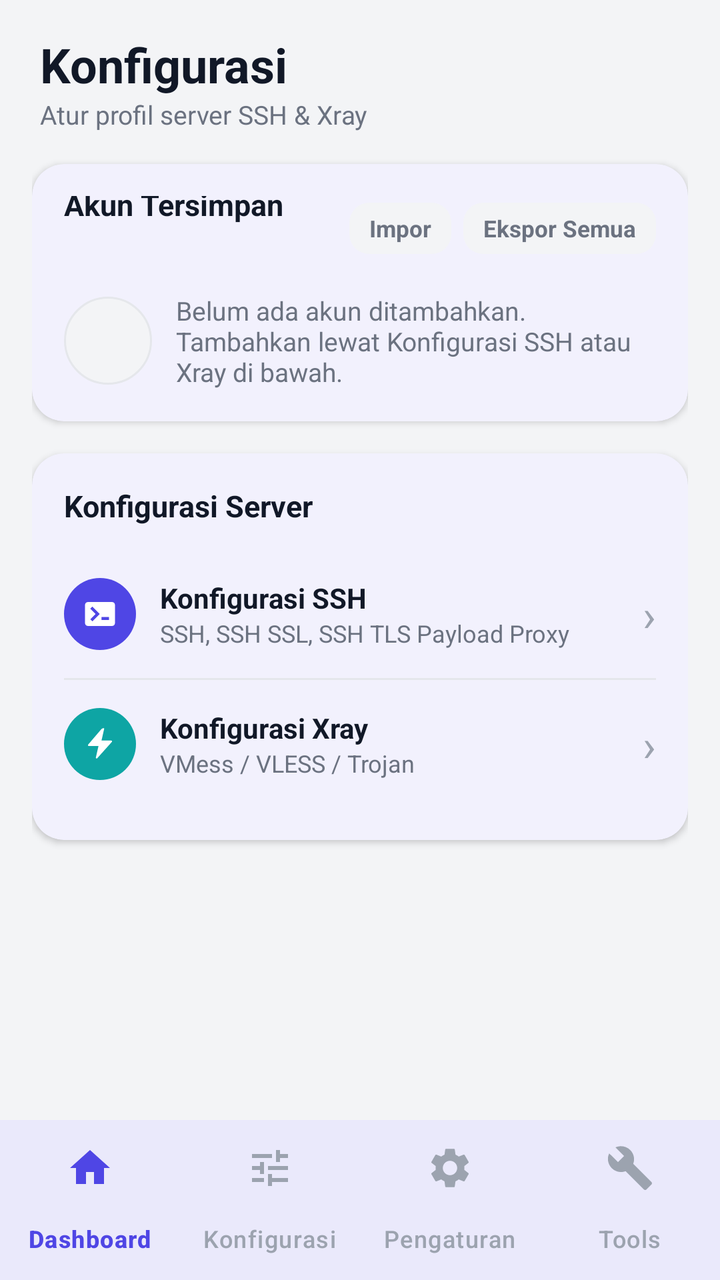
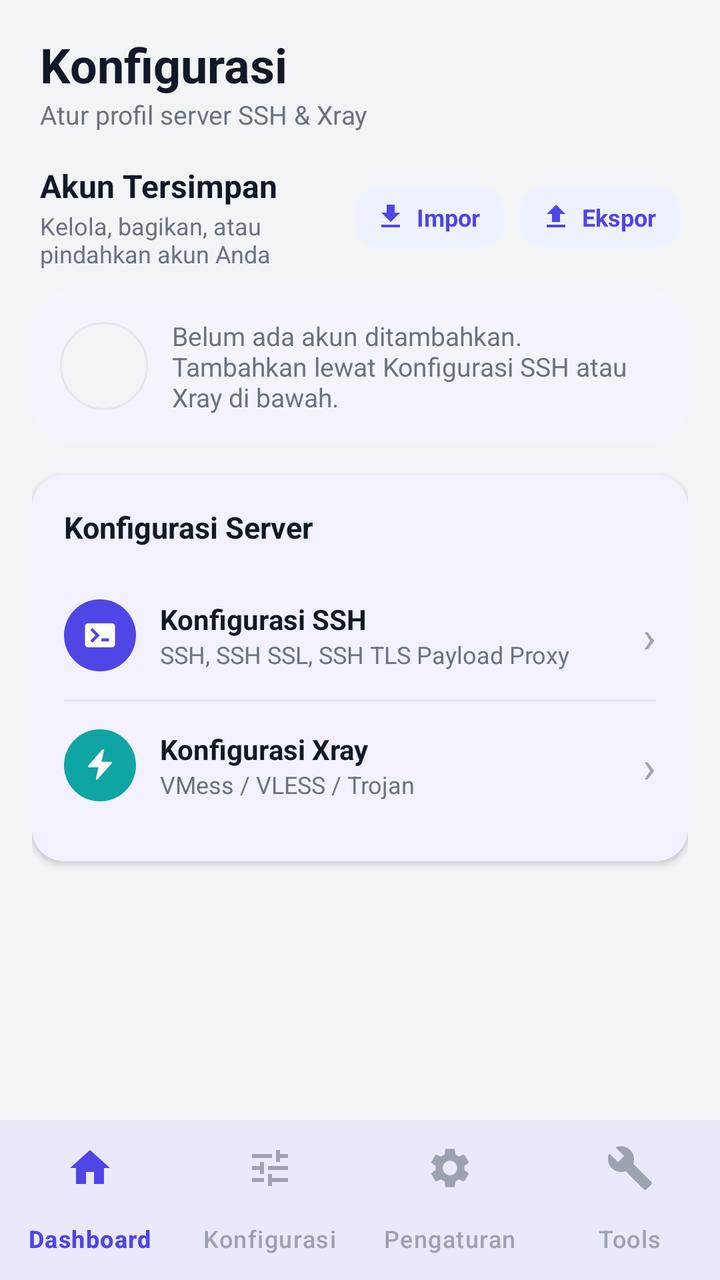

Before-and-after screenshots of an Android layout around one commit, followed by the original layout XML and the change that was made.
<!-- AndroidManifest.xml: application theme Theme.TunnelApp -->
<!-- res/layout/activity_config.xml -->
<?xml version="1.0" encoding="utf-8"?>
<LinearLayout xmlns:android="http://schemas.android.com/apk/res/android"
    xmlns:app="http://schemas.android.com/apk/res-auto"
    android:layout_width="match_parent"
    android:layout_height="match_parent"
    android:orientation="vertical"
    android:background="@color/app_background">

    <ScrollView
        android:layout_width="match_parent"
        android:layout_height="0dp"
        android:layout_weight="1"
        android:fillViewport="true">

        <LinearLayout
            android:layout_width="match_parent"
            android:layout_height="wrap_content"
            android:orientation="vertical"
            android:padding="16dp">

            
            <LinearLayout
                android:layout_width="match_parent"
                android:layout_height="wrap_content"
                android:orientation="vertical"
                android:paddingStart="4dp"
                android:paddingEnd="4dp"
                android:layout_marginBottom="16dp">

                <TextView
                    android:layout_width="wrap_content"
                    android:layout_height="wrap_content"
                    android:text="Konfigurasi"
                    android:textColor="@color/text_primary"
                    android:textSize="24sp"
                    android:textStyle="bold" />

                <TextView
                    android:layout_width="wrap_content"
                    android:layout_height="wrap_content"
                    android:text="Atur profil server SSH &amp; Xray"
                    android:textColor="@color/text_secondary"
                    android:textSize="13sp" />
            </LinearLayout>

            
            <com.google.android.material.card.MaterialCardView
                style="@style/Card.Section"
                android:layout_width="match_parent"
                android:layout_height="wrap_content"
                android:layout_marginBottom="16dp">

                <LinearLayout
                    android:layout_width="match_parent"
                    android:layout_height="wrap_content"
                    android:orientation="vertical">

                    <LinearLayout
                        android:layout_width="match_parent"
                        android:layout_height="wrap_content"
                        android:orientation="horizontal"
                        android:gravity="center_vertical"
                        android:layout_marginBottom="4dp">

                        <TextView
                            style="@style/SectionTitleText"
                            android:layout_width="0dp"
                            android:layout_height="wrap_content"
                            android:layout_weight="1"
                            android:text="Akun Tersimpan" />

                        
                        <TextView
                            android:id="@+id/btnImportConfig"
                            android:layout_width="wrap_content"
                            android:layout_height="wrap_content"
                            android:background="@drawable/bg_btn_neutral_outline"
                            android:paddingStart="10dp"
                            android:paddingEnd="10dp"
                            android:paddingTop="5dp"
                            android:paddingBottom="5dp"
                            android:layout_marginEnd="6dp"
                            android:text="Impor"
                            android:textColor="@color/text_secondary"
                            android:textStyle="bold"
                            android:textSize="11.5sp"
                            android:clickable="true"
                            android:focusable="true" />

                        <TextView
                            android:id="@+id/btnExportAllConfig"
                            android:layout_width="wrap_content"
                            android:layout_height="wrap_content"
                            android:background="@drawable/bg_btn_neutral_outline"
                            android:paddingStart="10dp"
                            android:paddingEnd="10dp"
                            android:paddingTop="5dp"
                            android:paddingBottom="5dp"
                            android:text="Ekspor Semua"
                            android:textColor="@color/text_secondary"
                            android:textStyle="bold"
                            android:textSize="11.5sp"
                            android:clickable="true"
                            android:focusable="true" />
                    </LinearLayout>

                    <LinearLayout
                        android:id="@+id/llAccountsContainer"
                        android:layout_width="match_parent"
                        android:layout_height="wrap_content"
                        android:orientation="vertical" />

                    
                    <LinearLayout
                        android:id="@+id/llAccountEmpty"
                        android:layout_width="match_parent"
                        android:layout_height="wrap_content"
                        android:orientation="horizontal"
                        android:gravity="center_vertical"
                        android:paddingTop="12dp">

                        <View
                            android:layout_width="44dp"
                            android:layout_height="44dp"
                            android:layout_marginEnd="12dp"
                            android:background="@drawable/bg_avatar_empty" />

                        <TextView
                            android:layout_width="0dp"
                            android:layout_height="wrap_content"
                            android:layout_weight="1"
                            android:text="Belum ada akun ditambahkan. Tambahkan lewat Konfigurasi SSH atau Xray di bawah."
                            android:textColor="@color/text_secondary"
                            android:textSize="13sp" />
                    </LinearLayout>
                </LinearLayout>
            </com.google.android.material.card.MaterialCardView>

            
            <com.google.android.material.card.MaterialCardView
                style="@style/Card.Section"
                android:layout_width="match_parent"
                android:layout_height="wrap_content"
                android:layout_marginBottom="16dp">

                <LinearLayout
                    android:layout_width="match_parent"
                    android:layout_height="wrap_content"
                    android:orientation="vertical">

                    <TextView
                        style="@style/SectionTitleText"
                        android:layout_width="wrap_content"
                        android:layout_height="wrap_content"
                        android:text="Konfigurasi Server" />

                    <LinearLayout
                        android:id="@+id/rowConfigSsh"
                        android:layout_width="match_parent"
                        android:layout_height="wrap_content"
                        android:orientation="horizontal"
                        android:gravity="center_vertical"
                        android:paddingTop="14dp"
                        android:paddingBottom="14dp"
                        android:clickable="true"
                        android:focusable="true"
                        android:background="?attr/selectableItemBackground">

                        <FrameLayout
                            android:layout_width="36dp"
                            android:layout_height="36dp"
                            android:layout_marginEnd="12dp">

                            <View
                                android:layout_width="match_parent"
                                android:layout_height="match_parent"
                                android:background="@drawable/bg_avatar_ssh" />

                            <ImageView
                                android:layout_width="18dp"
                                android:layout_height="18dp"
                                android:layout_gravity="center"
                                android:src="@drawable/ic_account_ssh"
                                android:contentDescription="@null" />
                        </FrameLayout>

                        <LinearLayout
                            android:layout_width="0dp"
                            android:layout_height="wrap_content"
                            android:layout_weight="1"
                            android:orientation="vertical">

                            <TextView
                                android:layout_width="wrap_content"
                                android:layout_height="wrap_content"
                                android:text="Konfigurasi SSH"
                                android:textColor="@color/text_primary"
                                android:textStyle="bold"
                                android:textSize="14sp" />

                            <TextView
                                android:layout_width="wrap_content"
                                android:layout_height="wrap_content"
                                android:text="SSH, SSH SSL, SSH TLS Payload Proxy"
                                android:textColor="@color/text_secondary"
                                android:textSize="12sp" />
                        </LinearLayout>

                        <TextView
                            android:layout_width="wrap_content"
                            android:layout_height="wrap_content"
                            android:text="›"
                            android:textColor="@color/text_hint"
                            android:textSize="22sp" />
                    </LinearLayout>

                    <View
                        android:layout_width="match_parent"
                        android:layout_height="1dp"
                        android:background="@color/divider" />

                    <LinearLayout
                        android:id="@+id/rowConfigXray"
                        android:layout_width="match_parent"
                        android:layout_height="wrap_content"
                        android:orientation="horizontal"
                        android:gravity="center_vertical"
                        android:paddingTop="14dp"
                        android:paddingBottom="14dp"
                        android:clickable="true"
                        android:focusable="true"
                        android:background="?attr/selectableItemBackground">

                        <FrameLayout
                            android:layout_width="36dp"
                            android:layout_height="36dp"
                            android:layout_marginEnd="12dp">

                            <View
                                android:layout_width="match_parent"
                                android:layout_height="match_parent"
                                android:background="@drawable/bg_avatar_xray" />

                            <ImageView
                                android:layout_width="18dp"
                                android:layout_height="18dp"
                                android:layout_gravity="center"
                                android:src="@drawable/ic_account_xray"
                                android:contentDescription="@null" />
                        </FrameLayout>

                        <LinearLayout
                            android:layout_width="0dp"
                            android:layout_height="wrap_content"
                            android:layout_weight="1"
                            android:orientation="vertical">

                            <TextView
                                android:layout_width="wrap_content"
                                android:layout_height="wrap_content"
                                android:text="Konfigurasi Xray"
                                android:textColor="@color/text_primary"
                                android:textStyle="bold"
                                android:textSize="14sp" />

                            <TextView
                                android:layout_width="wrap_content"
                                android:layout_height="wrap_content"
                                android:text="VMess / VLESS / Trojan"
                                android:textColor="@color/text_secondary"
                                android:textSize="12sp" />
                        </LinearLayout>

                        <TextView
                            android:layout_width="wrap_content"
                            android:layout_height="wrap_content"
                            android:text="›"
                            android:textColor="@color/text_hint"
                            android:textSize="22sp" />
                    </LinearLayout>
                </LinearLayout>
            </com.google.android.material.card.MaterialCardView>

        </LinearLayout>
    </ScrollView>

    
    <com.google.android.material.bottomnavigation.BottomNavigationView
        android:id="@+id/bottomNav"
        style="@style/Widget.TunnelApp.BottomNav"
        android:layout_width="match_parent"
        android:layout_height="wrap_content"
        app:menu="@menu/bottom_nav_menu" />

</LinearLayout>
<!-- resources referenced by this layout -->
<resources>
  <color name="app_background">#F3F4F6</color>
  <color name="divider">#E5E7EB</color>
  <color name="text_hint">#9CA3AF</color>
  <color name="text_primary">#111827</color>
  <color name="text_secondary">#6B7280</color>
  <!-- drawable bg_avatar_empty (drawable) -->
  <shape xmlns:android="http://schemas.android.com/apk/res/android"
      android:shape="oval">
      <solid android:color="@color/status_pending_bg" />
      <stroke android:width="1dp" android:color="@color/divider" />
  </shape>
  <!-- drawable bg_avatar_ssh (drawable) -->
  <shape xmlns:android="http://schemas.android.com/apk/res/android"
      android:shape="oval">
      <solid android:color="@color/brand_primary" />
  </shape>
  <!-- drawable bg_avatar_xray (drawable) -->
  <shape xmlns:android="http://schemas.android.com/apk/res/android"
      android:shape="oval">
      <solid android:color="@color/brand_secondary" />
  </shape>
  <!-- drawable bg_btn_neutral_outline (drawable) -->
  <shape xmlns:android="http://schemas.android.com/apk/res/android" android:shape="rectangle">
      <solid android:color="@color/status_pending_bg" />
      <corners android:radius="10dp" />
  </shape>
  <style name="Card.Section" parent="Widget.Material3.CardView.Elevated">
          <item name="cardCornerRadius">16dp</item>
          <item name="cardElevation">2dp</item>
          <item name="contentPadding">16dp</item>
          <item name="cardBackgroundColor">@color/card_background</item>
          <item name="strokeWidth">0dp</item>
      </style>
  <style name="SectionTitleText">
          <item name="android:textColor">@color/text_primary</item>
          <item name="android:textStyle">bold</item>
          <item name="android:textSize">15sp</item>
          <item name="android:layout_marginBottom">12dp</item>
      </style>
  <style name="Widget.TunnelApp.BottomNav" parent="Widget.Material3.BottomNavigationView">
          <item name="android:background">@color/card_background</item>
          <item name="itemIconTint">@color/bottom_nav_item_color</item>
          <item name="itemTextColor">@color/bottom_nav_item_color</item>
          <item name="itemRippleColor">@color/divider</item>
          <item name="elevation">8dp</item>
          <item name="labelVisibilityMode">labeled</item>
      </style>
  <color name="status_pending_bg">#F3F4F6</color>
  <color name="brand_primary">#4F46E5</color>
  <color name="brand_secondary">#0EA5A4</color>
  <color name="card_background">#FFFFFF</color>
  <color name="brand_primary_dark">#4338CA</color>
  <color name="brand_on_primary">#FFFFFF</color>
  <!-- unchanged entries left out for length: 3 -->
</resources>

<!-- the commit's change to res/layout/activity_config.xml (unified diff, before → after) -->
@@ -44,8 +44,87 @@
             </LinearLayout>
 
             
+            <LinearLayout
+                android:layout_width="match_parent"
+                android:layout_height="wrap_content"
+                android:orientation="horizontal"
+                android:gravity="center_vertical"
+                android:paddingStart="4dp"
+                android:paddingEnd="4dp"
+                android:layout_marginBottom="10dp">
+
+                <LinearLayout
+                    android:layout_width="0dp"
+                    android:layout_height="wrap_content"
+                    android:layout_weight="1"
+                    android:orientation="vertical">
+
+                    <TextView
+                        android:layout_width="wrap_content"
+                        android:layout_height="wrap_content"
+                        android:text="Akun Tersimpan"
+                        android:textColor="@color/text_primary"
+                        android:textStyle="bold"
+                        android:textSize="16sp" />
+
+                    <TextView
+                        android:layout_width="wrap_content"
+                        android:layout_height="wrap_content"
+                        android:layout_marginTop="1dp"
+                        android:text="Kelola, bagikan, atau pindahkan akun Anda"
+                        android:textColor="@color/text_secondary"
+                        android:textSize="12sp" />
+                </LinearLayout>
+
+                
+                <TextView
+                    android:id="@+id/btnImportConfig"
+                    android:layout_width="wrap_content"
+                    android:layout_height="wrap_content"
+                    android:background="@drawable/bg_btn_brand_soft"
+                    android:drawableStart="@drawable/ic_import"
+                    android:drawablePadding="5dp"
+                    android:paddingStart="10dp"
+                    android:paddingEnd="12dp"
+                    android:paddingTop="7dp"
+                    android:paddingBottom="7dp"
+                    android:layout_marginEnd="8dp"
+                    android:text="Impor"
+                    android:textColor="@color/brand_primary"
+                    android:textStyle="bold"
+                    android:textSize="12sp"
+                    android:clickable="true"
+                    android:focusable="true" />
+
+                <TextView
+                    android:id="@+id/btnExportAllConfig"
+                    android:layout_width="wrap_content"
+                    android:layout_height="wrap_content"
+                    android:background="@drawable/bg_btn_brand_soft"
+                    android:drawableStart="@drawable/ic_export"
+                    android:drawablePadding="5dp"
+                    android:paddingStart="10dp"
+                    android:paddingEnd="12dp"
+                    android:paddingTop="7dp"
+                    android:paddingBottom="7dp"
+                    android:text="Ekspor"
+                    android:textColor="@color/brand_primary"
+                    android:textStyle="bold"
+                    android:textSize="12sp"
+                    android:clickable="true"
+                    android:focusable="true" />
+            </LinearLayout>
+
+            <LinearLayout
+                android:id="@+id/llAccountsContainer"
+                android:layout_width="match_parent"
+                android:layout_height="wrap_content"
+                android:orientation="vertical" />
+
+            
             <com.google.android.material.card.MaterialCardView
-                style="@style/Card.Section"
+                android:id="@+id/llAccountEmpty"
+                style="@style/Card.Account"
                 android:layout_width="match_parent"
                 android:layout_height="wrap_content"
                 android:layout_marginBottom="16dp">
@@ -53,86 +132,22 @@
                 <LinearLayout
                     android:layout_width="match_parent"
                     android:layout_height="wrap_content"
-                    android:orientation="vertical">
-
-                    <LinearLayout
-                        android:layout_width="match_parent"
-                        android:layout_height="wrap_content"
-                        android:orientation="horizontal"
-                        android:gravity="center_vertical"
-                        android:layout_marginBottom="4dp">
-
-                        <TextView
-                            style="@style/SectionTitleText"
-                            android:layout_width="0dp"
-                            android:layout_height="wrap_content"
-                            android:layout_weight="1"
-                            android:text="Akun Tersimpan" />
-
-                        
-                        <TextView
-                            android:id="@+id/btnImportConfig"
-                            android:layout_width="wrap_content"
-                            android:layout_height="wrap_content"
-                            android:background="@drawable/bg_btn_neutral_outline"
-                            android:paddingStart="10dp"
-                            android:paddingEnd="10dp"
-                            android:paddingTop="5dp"
-                            android:paddingBottom="5dp"
-                            android:layout_marginEnd="6dp"
-                            android:text="Impor"
-                            android:textColor="@color/text_secondary"
-                            android:textStyle="bold"
-                            android:textSize="11.5sp"
-                            android:clickable="true"
-                            android:focusable="true" />
-
-                        <TextView
-                            android:id="@+id/btnExportAllConfig"
-                            android:layout_width="wrap_content"
-                            android:layout_height="wrap_content"
-                            android:background="@drawable/bg_btn_neutral_outline"
-                            android:paddingStart="10dp"
-                            android:paddingEnd="10dp"
-                            android:paddingTop="5dp"
-                            android:paddingBottom="5dp"
-                            android:text="Ekspor Semua"
-                            android:textColor="@color/text_secondary"
-                            android:textStyle="bold"
-                            android:textSize="11.5sp"
-                            android:clickable="true"
-                            android:focusable="true" />
-                    </LinearLayout>
-
-                    <LinearLayout
-                        android:id="@+id/llAccountsContainer"
-                        android:layout_width="match_parent"
-                        android:layout_height="wrap_content"
-                        android:orientation="vertical" />
-
-                    
-                    <LinearLayout
-                        android:id="@+id/llAccountEmpty"
-                        android:layout_width="match_parent"
-                        android:layout_height="wrap_content"
-                        android:orientation="horizontal"
-                        android:gravity="center_vertical"
-                        android:paddingTop="12dp">
-
-                        <View
-                            android:layout_width="44dp"
-                            android:layout_height="44dp"
-                            android:layout_marginEnd="12dp"
-                            android:background="@drawable/bg_avatar_empty" />
-
-                        <TextView
-                            android:layout_width="0dp"
-                            android:layout_height="wrap_content"
-                            android:layout_weight="1"
-                            android:text="Belum ada akun ditambahkan. Tambahkan lewat Konfigurasi SSH atau Xray di bawah."
-                            android:textColor="@color/text_secondary"
-                            android:textSize="13sp" />
-                    </LinearLayout>
+                    android:orientation="horizontal"
+                    android:gravity="center_vertical">
+
+                    <View
+                        android:layout_width="44dp"
+                        android:layout_height="44dp"
+                        android:layout_marginEnd="12dp"
+                        android:background="@drawable/bg_avatar_empty" />
+
+                    <TextView
+                        android:layout_width="0dp"
+                        android:layout_height="wrap_content"
+                        android:layout_weight="1"
+                        android:text="Belum ada akun ditambahkan. Tambahkan lewat Konfigurasi SSH atau Xray di bawah."
+                        android:textColor="@color/text_secondary"
+                        android:textSize="13sp" />
                 </LinearLayout>
             </com.google.android.material.card.MaterialCardView>
 
<!-- resource entries referenced after the edit -->
@@ -21,11 +21,46 @@
       android:shape="oval">
       <solid android:color="@color/brand_secondary" />
   </shape>
-  <!-- drawable bg_btn_neutral_outline (drawable) -->
-  <shape xmlns:android="http://schemas.android.com/apk/res/android" android:shape="rectangle">
-      <solid android:color="@color/status_pending_bg" />
-      <corners android:radius="10dp" />
-  </shape>
+  <!-- drawable bg_btn_brand_soft (drawable) -->
+  <?xml version="1.0" encoding="utf-8"?>
+  <ripple xmlns:android="http://schemas.android.com/apk/res/android"
+      android:color="#334F46E5">
+      <item>
+          <shape android:shape="rectangle">
+              <solid android:color="#EEF2FF" />
+              <corners android:radius="12dp" />
+          </shape>
+      </item>
+  </ripple>
+  <!-- drawable ic_export (drawable) -->
+  <?xml version="1.0" encoding="utf-8"?>
+  <vector xmlns:android="http://schemas.android.com/apk/res/android"
+      android:width="16dp"
+      android:height="16dp"
+      android:viewportWidth="24"
+      android:viewportHeight="24">
+      <path
+          android:fillColor="#4F46E5"
+          android:pathData="M9,16h6v-6h4l-7,-7 -7,7h4v6zM5,18h14v2L5,20v-2z"/>
+  </vector>
+  <!-- drawable ic_import (drawable) -->
+  <?xml version="1.0" encoding="utf-8"?>
+  <vector xmlns:android="http://schemas.android.com/apk/res/android"
+      android:width="16dp"
+      android:height="16dp"
+      android:viewportWidth="24"
+      android:viewportHeight="24">
+      <path
+          android:fillColor="#4F46E5"
+          android:pathData="M19,9h-4L15,3L9,3v6L5,9l7,7 7,-7zM5,18v2h14v-2L5,18z"/>
+  </vector>
+  <style name="Card.Account" parent="Widget.Material3.CardView.Elevated">
+          <item name="cardCornerRadius">18dp</item>
+          <item name="cardElevation">1.2dp</item>
+          <item name="contentPadding">14dp</item>
+          <item name="cardBackgroundColor">@color/card_background</item>
+          <item name="strokeWidth">0dp</item>
+      </style>
   <style name="Card.Section" parent="Widget.Material3.CardView.Elevated">
           <item name="cardCornerRadius">16dp</item>
           <item name="cardElevation">2dp</item>
